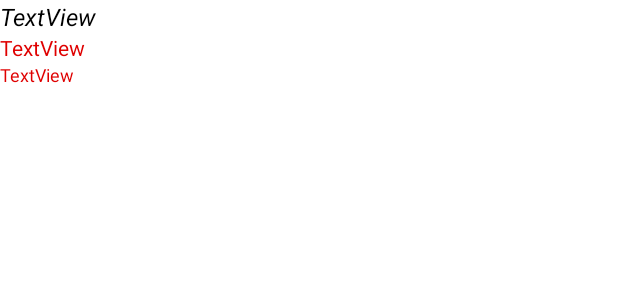
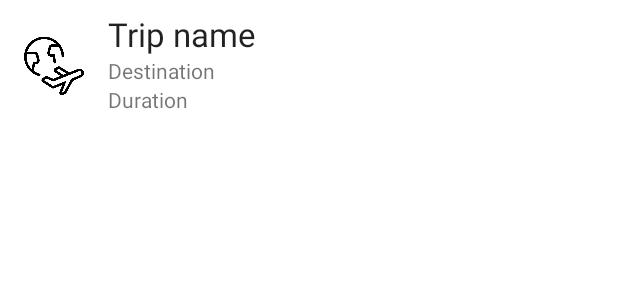
Before and after one commit to Alainrroser/swift-travel, an Android app: the layout multi_lines.xml on its own in the app's theme, with its tools: preview values and no code run, on a phone screen of 412 x 824 dp. Shown: the top 300 px of the screen. Run offline under Robolectric (Android 15) with nearby library versions, the phone set to English and light mode, and no system bars.

Commit message:
US #02 displaying trips
- Fixed displaying list bug
- Added custom three line list

```diff
--- a/app/src/main/java/ch/bbcag/swift_travel/model/Trip.java
+++ b/app/src/main/java/ch/bbcag/swift_travel/model/Trip.java
@@ -25,6 +25,12 @@ public class Trip {
         this.name = name;
         this.destination = destination;
         this.duration = duration;
+    }
+
+    public Trip(String name, String description, Uri imageURI){
+        this.name = name;
+        this.description = description;
+        this.imageURI = imageURI;
     }
 
     public int getId() {
--- a/app/src/main/res/layout/multi_lines.xml
+++ b/app/src/main/res/layout/multi_lines.xml
@@ -1,31 +1,61 @@
 <?xml version="1.0" encoding="utf-8"?>
-<LinearLayout xmlns:android="http://schemas.android.com/apk/res/android"
+<androidx.constraintlayout.widget.ConstraintLayout xmlns:android="http://schemas.android.com/apk/res/android"
+    xmlns:app="http://schemas.android.com/apk/res-auto"
     android:layout_width="match_parent"
-    android:layout_height="match_parent"
-    android:orientation="vertical">
+    android:layout_height="wrap_content">
+
+    <ImageView
+        android:id="@+id/trip_image"
+        android:layout_width="40dp"
+        android:layout_height="40dp"
+        android:layout_marginStart="16dp"
+        android:layout_marginTop="24dp"
+        android:src="@drawable/placeholder_trip"
+        app:layout_constraintStart_toStartOf="parent"
+        app:layout_constraintTop_toTopOf="parent" />
 
     <TextView
-        android:id="@+id/line_a"
-        android:layout_width="match_parent"
+        android:id="@+id/tvName"
+        android:layout_width="wrap_content"
         android:layout_height="wrap_content"
-        android:text="TextView"
-        android:textColor="#000000"
-        android:textSize="16sp"
-        android:textStyle="italic" />
+        android:layout_marginStart="72dp"
+        android:layout_marginTop="8dp"
+        android:paddingEnd="6dp"
+        android:text="Trip name"
+        android:textAppearance="@style/TextAppearance.AppCompat.Large"
+        app:layout_constraintStart_toStartOf="parent"
+        app:layout_constraintTop_toTopOf="parent" />
 
     <TextView
-        android:id="@+id/line_b"
-        android:layout_width="match_parent"
+        android:id="@+id/tvDestination"
+        android:layout_width="wrap_content"
         android:layout_height="wrap_content"
-        android:text="TextView"
-        android:textColor="#DF0000"
-        android:textSize="14sp" />
+        android:paddingEnd="6dp"
+        android:text="Destination"
+        app:layout_constraintStart_toStartOf="@+id/tvName"
+        app:layout_constraintTop_toBottomOf="@+id/tvName" />
 
     <TextView
-        android:id="@+id/line_c"
-        android:layout_width="match_parent"
+        android:id="@+id/tvDuration"
+        android:layout_width="wrap_content"
         android:layout_height="wrap_content"
-        android:text="TextView"
-        android:textColor="#DF0000"
-        android:textSize="12sp" />
-</LinearLayout>
+        android:text="Duration"
+        app:layout_constraintStart_toStartOf="@+id/tvName"
+        app:layout_constraintTop_toBottomOf="@+id/tvDestination" />
+
+    <androidx.constraintlayout.widget.Guideline
+        android:id="@+id/guideline5"
+        android:layout_width="wrap_content"
+        android:layout_height="wrap_content"
+        android:orientation="vertical"
+        app:layout_constraintGuide_begin="16dp" />
+
+    <androidx.constraintlayout.widget.Guideline
+        android:id="@+id/guideline6"
+        android:layout_width="wrap_content"
+        android:layout_height="wrap_content"
+        android:orientation="vertical"
+        app:layout_constraintGuide_end="16dp" />
+
+
+</androidx.constraintlayout.widget.ConstraintLayout>
```
Also changed, not shown: app/src/main/java/ch/bbcag/swift_travel/MainActivity.java (+26 -11 lines), app/src/main/java/ch/bbcag/swift_travel/adapter/Three_line_list.java (added, +46 -0 lines), app/src/main/res/layout/activity_main.xml (+10 -18 lines), app/src/main/res/drawable/placeholder_trip.png (added).
